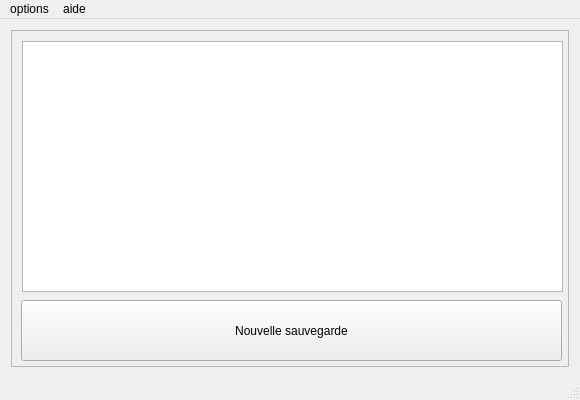
Before: the Qt Designer form src/views/forms/mainwindow.ui in LP-ACPI/VerrouYEAH, drawn with Qt 5.
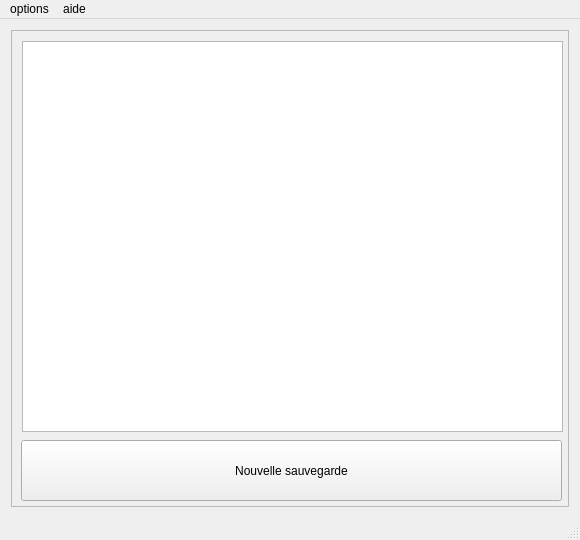
After: the same form once the commit is applied. Icons and pictures are not drawn.

What changed in the file:
```diff
--- a/src/views/forms/mainwindow.ui
+++ b/src/views/forms/mainwindow.ui
@@ -7,19 +7,19 @@
     <x>0</x>
     <y>0</y>
     <width>580</width>
-    <height>400</height>
+    <height>540</height>
    </rect>
   </property>
   <property name="minimumSize">
    <size>
     <width>580</width>
-    <height>400</height>
+    <height>540</height>
    </size>
   </property>
   <property name="maximumSize">
    <size>
     <width>580</width>
-    <height>400</height>
+    <height>540</height>
    </size>
   </property>
   <property name="acceptDrops">
@@ -57,7 +57,7 @@
          <x>11</x>
          <y>11</y>
          <width>541</width>
-         <height>251</height>
+         <height>391</height>
         </rect>
        </property>
        <property name="styleSheet">
@@ -68,7 +68,7 @@
        <property name="geometry">
         <rect>
          <x>10</x>
-         <y>270</y>
+         <y>410</y>
          <width>541</width>
          <height>61</height>
         </rect>
```
